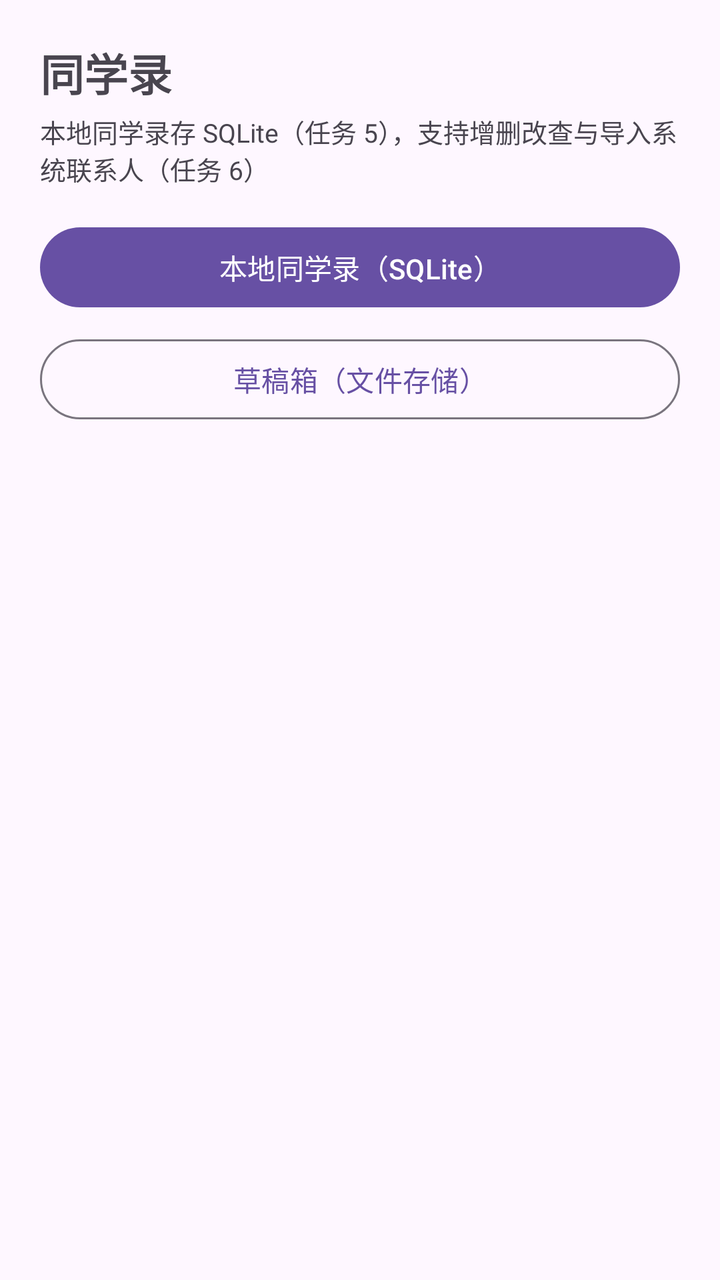
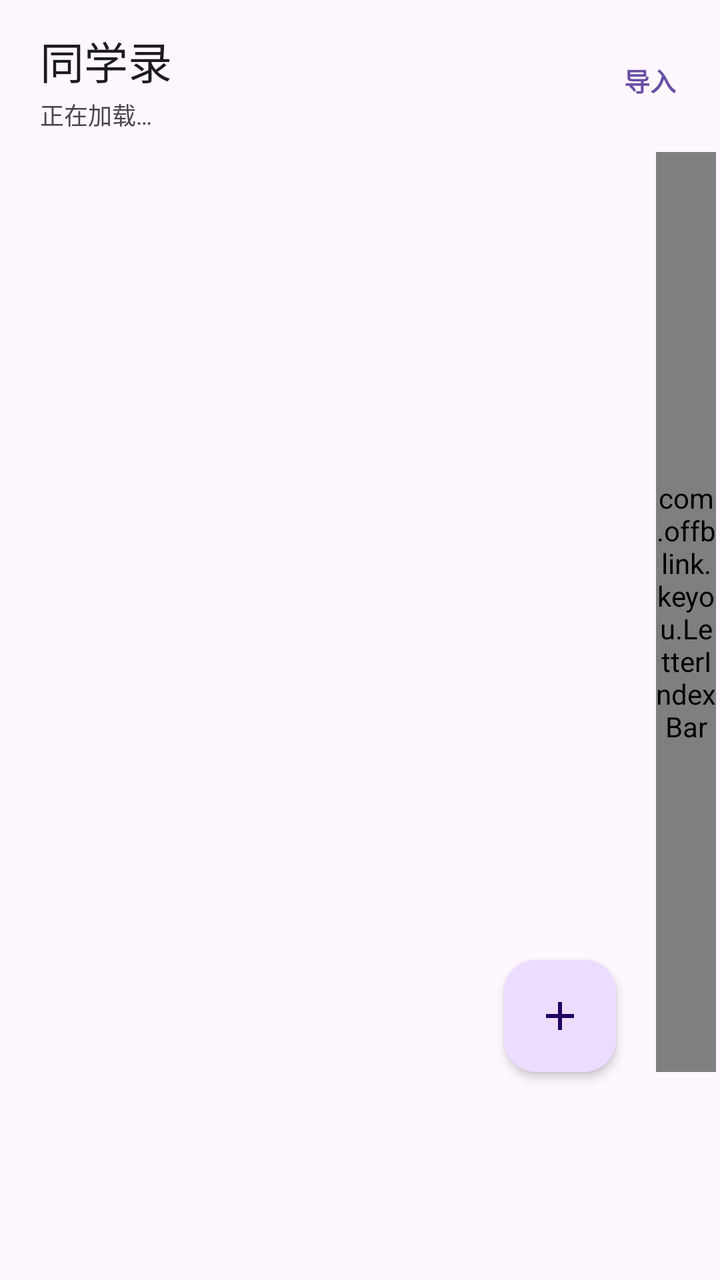

An Android layout rendered at two revisions. The XML below is the earlier revision; the diff shows what the commit changed to produce the second picture.
<!-- AndroidManifest.xml: application theme Theme.Keyou -->
<!-- res/layout/page_contacts.xml -->
<?xml version="1.0" encoding="utf-8"?>
<ScrollView xmlns:android="http://schemas.android.com/apk/res/android"
    android:layout_width="match_parent"
    android:layout_height="match_parent"
    android:padding="20dp"
    android:paddingBottom="104dp"
    android:fillViewport="true">

    <LinearLayout
        android:layout_width="match_parent"
        android:layout_height="wrap_content"
        android:orientation="vertical">

        <TextView
            android:layout_width="wrap_content"
            android:layout_height="wrap_content"
            android:text="@string/nav_contacts"
            android:textSize="22sp"
            android:textStyle="bold"
            android:layout_marginBottom="4dp" />

        <TextView
            android:layout_width="wrap_content"
            android:layout_height="wrap_content"
            android:text="@string/contacts_tab_desc"
            android:textSize="13sp"
            android:textColor="?attr/colorOnSurfaceVariant"
            android:layout_marginBottom="16dp" />

        <Button
            android:id="@+id/btn_contacts"
            android:layout_width="match_parent"
            android:layout_height="wrap_content"
            android:text="@string/contact_list_title" />

        <Button
            android:id="@+id/btn_draft"
            style="@style/Widget.Material3.Button.OutlinedButton"
            android:layout_width="match_parent"
            android:layout_height="wrap_content"
            android:text="@string/draft_title"
            android:layout_marginTop="8dp" />

    </LinearLayout>
</ScrollView>
<!-- resources referenced by this layout -->
<resources>
  <string name="contact_list_title">本地同学录（SQLite）</string>
  <string name="contacts_tab_desc">本地同学录存 SQLite（任务 5），支持增删改查与导入系统联系人（任务 6）</string>
  <string name="draft_title">草稿箱（文件存储）</string>
  <string name="nav_contacts">同学录</string>
  <style name="Theme.Keyou" parent="Theme.Material3.DayNight.NoActionBar" />
</resources>

<!-- the commit's change to res/layout/page_contacts.xml (unified diff, before → after) -->
@@ -1,45 +1,119 @@
 <?xml version="1.0" encoding="utf-8"?>
-<ScrollView xmlns:android="http://schemas.android.com/apk/res/android"
+<FrameLayout xmlns:android="http://schemas.android.com/apk/res/android"
+    xmlns:app="http://schemas.android.com/apk/res-auto"
     android:layout_width="match_parent"
     android:layout_height="match_parent"
-    android:padding="20dp"
-    android:paddingBottom="104dp"
-    android:fillViewport="true">
+    android:background="?attr/colorSurface">
 
     <LinearLayout
         android:layout_width="match_parent"
-        android:layout_height="wrap_content"
+        android:layout_height="match_parent"
         android:orientation="vertical">
 
-        <TextView
-            android:layout_width="wrap_content"
-            android:layout_height="wrap_content"
-            android:text="@string/nav_contacts"
-            android:textSize="22sp"
-            android:textStyle="bold"
-            android:layout_marginBottom="4dp" />
-
-        <TextView
-            android:layout_width="wrap_content"
-            android:layout_height="wrap_content"
-            android:text="@string/contacts_tab_desc"
-            android:textSize="13sp"
-            android:textColor="?attr/colorOnSurfaceVariant"
-            android:layout_marginBottom="16dp" />
-
-        <Button
-            android:id="@+id/btn_contacts"
+        
+        <LinearLayout
             android:layout_width="match_parent"
             android:layout_height="wrap_content"
-            android:text="@string/contact_list_title" />
+            android:gravity="center_vertical"
+            android:orientation="horizontal"
+            android:paddingStart="20dp"
+            android:paddingTop="14dp"
+            android:paddingEnd="12dp"
+            android:paddingBottom="6dp">
 
-        <Button
-            android:id="@+id/btn_draft"
-            style="@style/Widget.Material3.Button.OutlinedButton"
+            <LinearLayout
+                android:layout_width="0dp"
+                android:layout_height="wrap_content"
+                android:layout_weight="1"
+                android:orientation="vertical">
+
+                <TextView
+                    android:layout_width="wrap_content"
+                    android:layout_height="wrap_content"
+                    android:fontFamily="sans-serif-medium"
+                    android:text="@string/nav_contacts"
+                    android:textColor="?attr/colorOnSurface"
+                    android:textSize="22sp" />
+
+                <TextView
+                    android:id="@+id/tv_contacts_subtitle"
+                    android:layout_width="wrap_content"
+                    android:layout_height="wrap_content"
+                    android:layout_marginTop="2dp"
+                    android:text="@string/contacts_loading"
+                    android:textColor="?attr/colorOnSurfaceVariant"
+                    android:textSize="12sp" />
+            </LinearLayout>
+
+            <TextView
+                android:id="@+id/btn_import"
+                android:layout_width="wrap_content"
+                android:layout_height="wrap_content"
+                android:background="?attr/selectableItemBackgroundBorderless"
+                android:paddingStart="10dp"
+                android:paddingTop="8dp"
+                android:paddingEnd="10dp"
+                android:paddingBottom="8dp"
+                android:text="@string/contacts_import_entry"
+                android:textColor="?attr/colorPrimary"
+                android:textSize="13sp"
+                android:textStyle="bold" />
+        </LinearLayout>
+
+        <FrameLayout
             android:layout_width="match_parent"
-            android:layout_height="wrap_content"
-            android:text="@string/draft_title"
-            android:layout_marginTop="8dp" />
+            android:layout_height="0dp"
+            android:layout_weight="1"
+            android:clipChildren="false"
+            android:clipToPadding="false">
 
+            <androidx.recyclerview.widget.RecyclerView
+                android:id="@+id/rv_contacts"
+                android:layout_width="match_parent"
+                android:layout_height="match_parent"
+                android:clipToPadding="false"
+                android:paddingEnd="18dp"
+                android:paddingBottom="104dp"
+                android:scrollbars="none" />
+
+            <TextView
+                android:id="@+id/tv_empty"
+                android:layout_width="wrap_content"
+                android:layout_height="wrap_content"
+                android:layout_gravity="center"
+                android:gravity="center"
+                android:paddingStart="40dp"
+                android:paddingEnd="40dp"
+                android:text="@string/contacts_empty_tip"
+                android:textColor="?attr/colorOnSurfaceVariant"
+                android:textSize="14sp"
+                android:visibility="gone" />
+
+            
+            <com.offblink.keyou.LetterIndexBar
+                android:id="@+id/index_bar"
+                android:layout_width="30dp"
+                android:layout_height="match_parent"
+                android:layout_gravity="end"
+                android:layout_marginTop="4dp"
+                android:layout_marginEnd="2dp"
+                android:layout_marginBottom="104dp" />
+
+            
+            <com.google.android.material.floatingactionbutton.FloatingActionButton
+                android:id="@+id/fab_add"
+                android:layout_width="wrap_content"
+                android:layout_height="wrap_content"
+                android:layout_gravity="bottom|end"
+                android:layout_marginEnd="52dp"
+                android:layout_marginBottom="104dp"
+                android:contentDescription="@string/contacts_add_desc"
+                android:src="@drawable/contact_ic_add"
+                app:backgroundTint="?attr/colorPrimaryContainer"
+                app:elevation="3dp"
+                app:tint="?attr/colorOnPrimaryContainer" />
+
+        </FrameLayout>
     </LinearLayout>
-</ScrollView>
+
+</FrameLayout>
<!-- resource entries referenced after the edit -->
@@ -1,8 +1,19 @@
 <!-- resources referenced by this layout -->
 <resources>
-  <string name="contact_list_title">本地同学录（SQLite）</string>
-  <string name="contacts_tab_desc">本地同学录存 SQLite（任务 5），支持增删改查与导入系统联系人（任务 6）</string>
-  <string name="draft_title">草稿箱（文件存储）</string>
+  <!-- drawable contact_ic_add (drawable) -->
+  <vector xmlns:android="http://schemas.android.com/apk/res/android"
+      android:width="24dp"
+      android:height="24dp"
+      android:viewportWidth="24"
+      android:viewportHeight="24">
+      <path
+          android:fillColor="#FF000000"
+          android:pathData="M11,5h2v6h6v2h-6v6h-2v-6H5v-2h6z" />
+  </vector>
+  <string name="contacts_add_desc">新增同学</string>
+  <string name="contacts_empty_tip">还没有同学\n点右下角 + 添加一位</string>
+  <string name="contacts_import_entry">导入</string>
+  <string name="contacts_loading">正在加载…</string>
   <string name="nav_contacts">同学录</string>
   <style name="Theme.Keyou" parent="Theme.Material3.DayNight.NoActionBar" />
 </resources>
